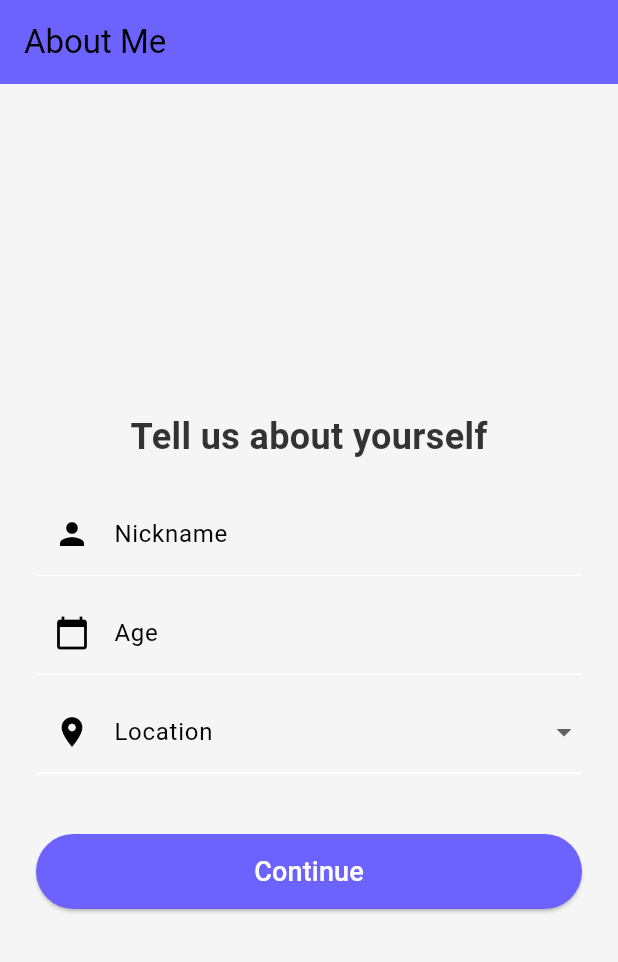
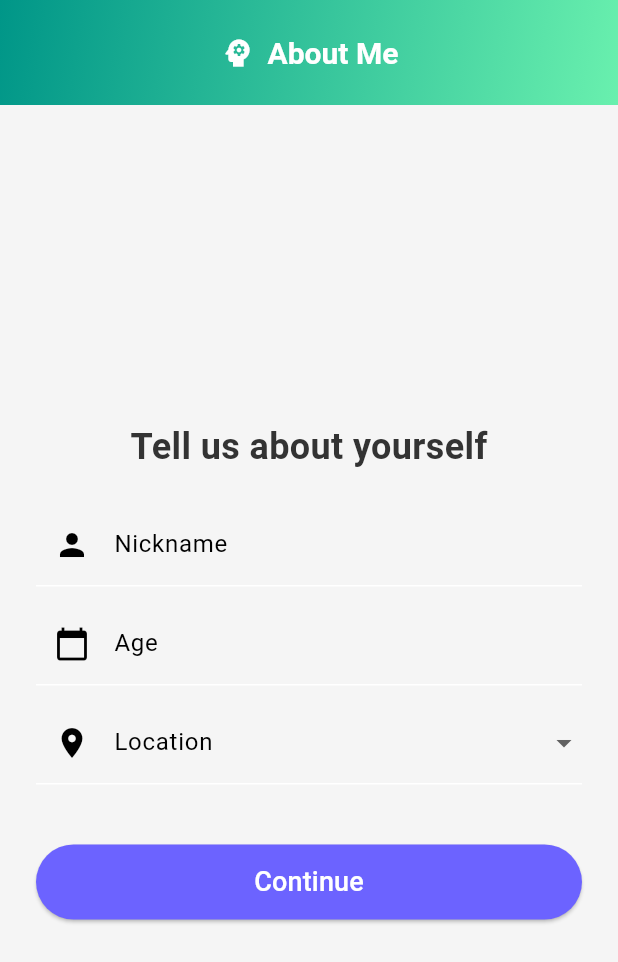
Before and after one commit to pkarmanski-git/BIT_JL_TEAM_FRONT, a Flutter app: the AboutMeScreen screen opened directly with empty values, on a phone screen of 412 x 824 dp. Shown: the top 962 px of the screen. Run offline on Flutter 3.47's test engine with Material 3 defaults, Android fonts, the phone set to English and light mode, and no system bars; our stand-ins replace fl_chart, flutter_secure_storage, logger, sqflite, swipe_cards; accounts and stored records are empty.

```diff
--- a/lib/screens/about_me_screen.dart
+++ b/lib/screens/about_me_screen.dart
@@ -72,8 +72,37 @@ class _AboutMeScreenState extends State<AboutMeScreen> {
   Widget build(BuildContext context) {
     return Scaffold(
       appBar: AppBar(
-        title: const Text('About Me'),
-        backgroundColor: AppColors.primaryColor,
+        title: Row(
+          mainAxisSize: MainAxisSize.min,
+          children: [
+            Icon(
+              Icons.psychology,
+              color: Colors.white,
+              size: 24,
+            ),
+            const SizedBox(width: 8),
+            Text(
+              'About Me',
+              style: TextStyle(
+                fontWeight: FontWeight.bold,
+                fontSize: 20,
+                color: Colors.white,
+              ),
+            ),
+          ],
+        ),
+        flexibleSpace: Container(
+          decoration: BoxDecoration(
+            gradient: LinearGradient(
+              colors: [Colors.teal, Colors.greenAccent],
+              begin: Alignment.topLeft,
+              end: Alignment.bottomRight,
+            ),
+          ),
+        ),
+        centerTitle: true,
+        elevation: 4,
+        toolbarHeight: 70,
       ),
       body: Center(
         child: SingleChildScrollView(
```
Also changed, not shown: lib/screens/account_screen.dart (+31 -2 lines), lib/screens/intro_screen.dart (+45 -16 lines).
